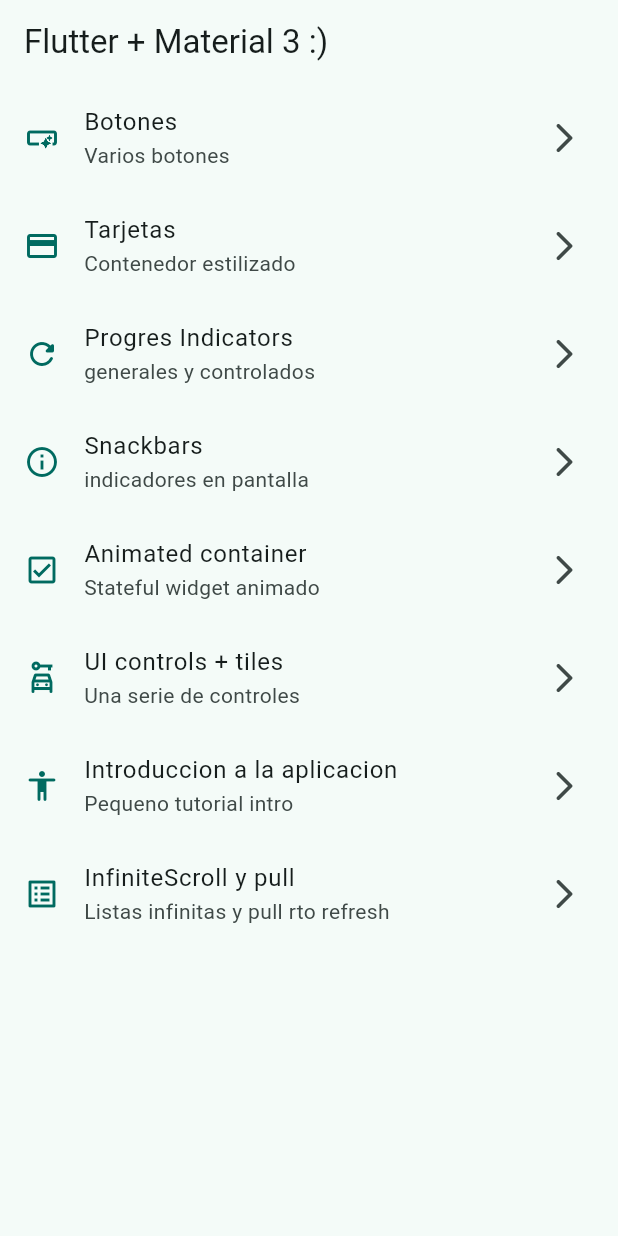
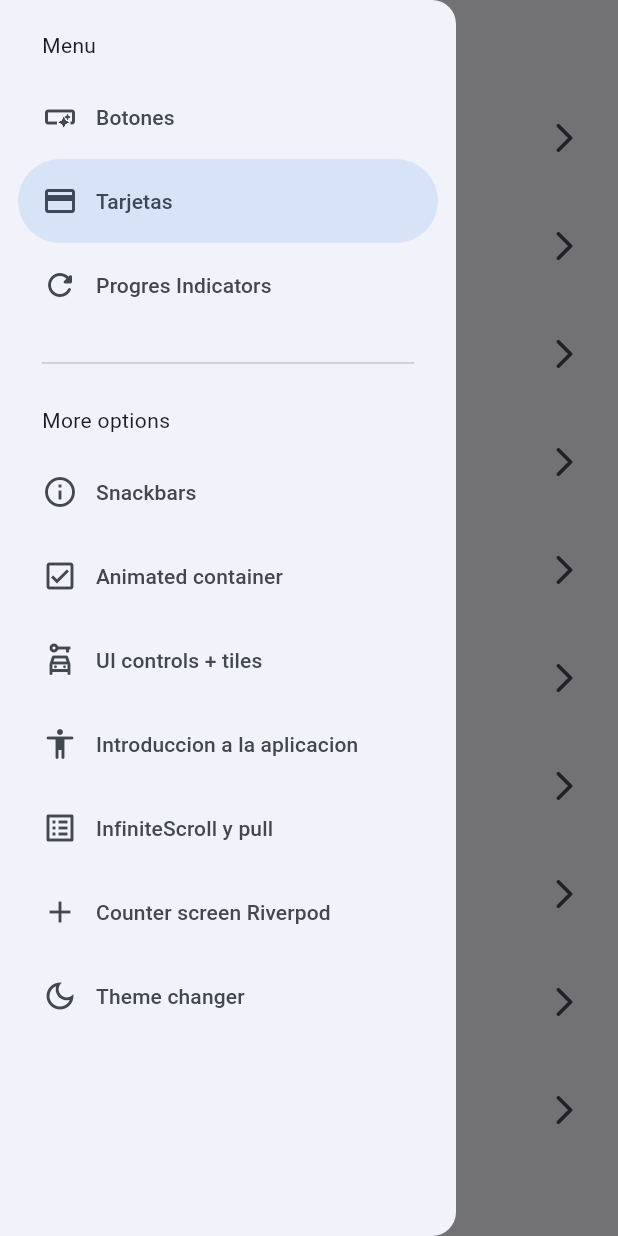
Before and after one commit to pabloruizaltuzara/widgets_app, a Flutter app: the screen it shows after launch, with the side drawer open (before the commit the screen has no drawer), on a phone screen of 412 x 824 dp. Run offline on Flutter 3.47's test engine with Material 3 defaults, Android fonts, the phone set to English and light mode, and no system bars; our stand-ins replace animate_do, flutter_riverpod, go_router.

Commit message:
antes de state notifier

```diff
--- a/lib/config/menu/menu_items.dart
+++ b/lib/config/menu/menu_items.dart
@@ -54,4 +54,14 @@ const appMenuItems = <MenuItem>[
       subTitle: 'Listas infinitas y pull rto refresh',
       link: '/infinite',
       icon: Icons.list_alt_outlined),
+  MenuItem(
+      title: 'Counter screen Riverpod',
+      subTitle: 'Contador',
+      link: '/counter',
+      icon: Icons.add),
+  MenuItem(
+      title: 'Theme changer',
+      subTitle: 'Cambiar tema',
+      link: '/theme',
+      icon: Icons.dark_mode_outlined),
 ];
--- a/lib/config/router/app_router.dart
+++ b/lib/config/router/app_router.dart
@@ -47,4 +47,14 @@ final appRouter = GoRouter(initialLocation: '/', routes: [
     name: InfiniteScrollScreen.name,
     builder: (context, state) => const InfiniteScrollScreen(),
   ),
+  GoRoute(
+    path: '/counter',
+    name: CounterScreen.name,
+    builder: (context, state) => const CounterScreen(),
+  ),
+  GoRoute(
+    path: '/theme',
+    name: ThemeChangerScreen.name,
+    builder: (context, state) => const ThemeChangerScreen(),
+  ),
 ]);
--- a/lib/config/theme/app_theme.dart
+++ b/lib/config/theme/app_theme.dart
@@ -1,5 +1,6 @@
 import 'package:flutter/material.dart';
-const colorList =<Color>[
+
+const colorList = <Color>[
   Colors.blue,
   Colors.teal,
   Colors.green,
@@ -10,23 +11,19 @@ const colorList =<Color>[
   Colors.pink,
   Colors.pinkAccent,
 ];
-class AppTheme{
+
+class AppTheme {
   final int selectedColor;
-  AppTheme({
-    this.selectedColor = 0
-  }): assert(
-    selectedColor >= 0 , 'Color debe ser mayor o igual a cero'
-  ),
-  assert(
-  selectedColor < colorList.length , 'Color debe ser menor a ${colorList.length - 1}'
-  );
+  final bool isDarkMode;
+
+  AppTheme({this.isDarkMode = false, this.selectedColor = 0})
+      : assert(selectedColor >= 0, 'Color debe ser mayor o igual a cero'),
+        assert(selectedColor < colorList.length,
+            'Color debe ser menor a ${colorList.length - 1}');
 
   ThemeData getTheme() => ThemeData(
-    useMaterial3: true,
-    colorSchemeSeed: colorList[selectedColor],
-    appBarTheme: const AppBarTheme(
-      centerTitle: false
-    )
-  );
-
+      useMaterial3: true,
+      brightness: isDarkMode ? Brightness.dark : Brightness.light,
+      colorSchemeSeed: colorList[selectedColor],
+      appBarTheme: const AppBarTheme(centerTitle: false));
 }
--- a/lib/main.dart
+++ b/lib/main.dart
@@ -1,19 +1,23 @@
 import 'package:flutter/material.dart';
+import 'package:flutter_riverpod/flutter_riverpod.dart';
 import 'package:widgets_app/config/router/app_router.dart';
+import 'package:widgets_app/presentation/providers/theme_provider.dart';
 
 import 'config/theme/app_theme.dart';
 
-void main() => runApp(const MyApp());
+void main() => runApp(const ProviderScope(child: MyApp()));
 
-class MyApp extends StatelessWidget {
+class MyApp extends ConsumerWidget {
   const MyApp({super.key});
 
   @override
-  Widget build(BuildContext context) {
+  Widget build(BuildContext context, ref) {
+    final selectedColor = ref.watch(selectedColorProvider);
+    final isDarkMode = ref.watch(isDarkModeProvider);
     return MaterialApp.router(
       routerConfig: appRouter,
       debugShowCheckedModeBanner: false,
-      theme: AppTheme(selectedColor: 1).getTheme(),
+      theme: AppTheme(selectedColor: selectedColor, isDarkMode: isDarkMode).getTheme(),
       title: 'Flutter widgets',
     );
   }
--- /dev/null
+++ b/lib/presentation/providers/counter_provider.dart
@@ -0,0 +1,3 @@
+import 'package:flutter_riverpod/flutter_riverpod.dart';
+
+final counterProvider = StateProvider<int>((ref) => 5);
--- /dev/null
+++ b/lib/presentation/providers/theme_provider.dart
@@ -0,0 +1,12 @@
+import 'package:flutter_riverpod/flutter_riverpod.dart';
+import 'package:widgets_app/config/theme/app_theme.dart';
+
+
+//listado de colores inmutables(no cambian)
+final colorListProvider = Provider((ref) => colorList);
+
+//un simple boolean
+final isDarkModeProvider = StateProvider<bool>((ref) => false);
+
+//UN SIMPLE INT
+final selectedColorProvider = StateProvider((ref) => 0);
--- a/lib/presentation/screens/home/home_screen.dart
+++ b/lib/presentation/screens/home/home_screen.dart
@@ -1,6 +1,7 @@
 import 'package:flutter/material.dart';
 import 'package:go_router/go_router.dart';
 import 'package:widgets_app/config/menu/menu_items.dart';
+import 'package:widgets_app/presentation/widgets/side_menu.dart';
 
 class HomeScreen extends StatelessWidget {
   static const String name = 'home_screen';
@@ -9,11 +10,15 @@ class HomeScreen extends StatelessWidget {
 
   @override
   Widget build(BuildContext context) {
+
+    final scaffoldKey = GlobalKey<ScaffoldState>();
     return Scaffold(
+      key: scaffoldKey,
       appBar: AppBar(
         title: const Text('Flutter + Material 3 :)'),
       ),
       body: const _HomeView(),
+      drawer: SideMenu(scaffoldkey: scaffoldKey,)
     );
   }
 }
--- a/lib/presentation/screens/screens.dart
+++ b/lib/presentation/screens/screens.dart
@@ -1,3 +1,7 @@
+export 'package:widgets_app/presentation/screens/theme_changer/theme_changer_screen.dart';
+
+export 'package:widgets_app/presentation/screens/counter/counter_screen.dart';
+
 export 'package:widgets_app/presentation/screens/animated/animated_screen.dart';
 export 'package:widgets_app/presentation/screens/app_tutorial/app_tutorial_screen.dart';
 export 'package:widgets_app/presentation/screens/infinite_scroll/infinite_scroll_screen.dart';
--- /dev/null
+++ b/lib/presentation/widgets/side_menu.dart
@@ -0,0 +1,57 @@
+import 'package:flutter/material.dart';
+import 'package:go_router/go_router.dart';
+import 'package:widgets_app/config/menu/menu_items.dart';
+
+class SideMenu extends StatefulWidget {
+  final GlobalKey<ScaffoldState> scaffoldkey;
+
+  const SideMenu({super.key, required this.scaffoldkey});
+
+  @override
+  State<SideMenu> createState() => _SideMenuState();
+}
+
+class _SideMenuState extends State<SideMenu> {
+  int navDrawerIndex = 1;
+  @override
+  Widget build(BuildContext context) {
+    final hasNotch = MediaQuery.of(context).viewPadding.top > 35;
+
+    return NavigationDrawer(
+        selectedIndex: navDrawerIndex,
+        onDestinationSelected: (value) {
+          setState(() {
+            navDrawerIndex = value;
+          });
+
+          final menuItem = appMenuItems[value];
+          context.push(menuItem.link);
+
+          widget.scaffoldkey.currentState?.closeDrawer();
+        },
+        children: [
+          Padding(
+            padding: EdgeInsets.fromLTRB(28, hasNotch ? 10 : 20, 16, 10),
+            child: const Text('Menu'),
+          ),
+          ...appMenuItems
+              .sublist(0, 3)
+              .map((item) => NavigationDrawerDestination(
+                    icon: Icon(item.icon),
+                    label: Text(item.title),
+                  )),
+          const Padding(
+            padding: EdgeInsets.fromLTRB(28, 16, 28, 10),
+            child: Divider(),
+          ),
+          const Padding(
+            padding: EdgeInsets.fromLTRB(28, 10, 16, 10),
+            child: Text('More options'),
+          ),
+          ...appMenuItems.sublist(3).map((item) => NavigationDrawerDestination(
+                icon: Icon(item.icon),
+                label: Text(item.title),
+              )),
+        ]);
+  }
+}
--- a/pubspec.yaml
+++ b/pubspec.yaml
@@ -32,6 +32,7 @@ dependencies:
   cupertino_icons: ^1.0.2
   flutter:
     sdk: flutter
+  flutter_riverpod: ^2.5.1
   go_router: ^14.1.3
 
 dev_dependencies:
```
Also changed, not shown: lib/presentation/screens/counter/counter_screen.dart (added, +43 -0 lines), lib/presentation/screens/theme_changer/theme_changer_screen.dart (added, +60 -0 lines), pubspec.lock.
